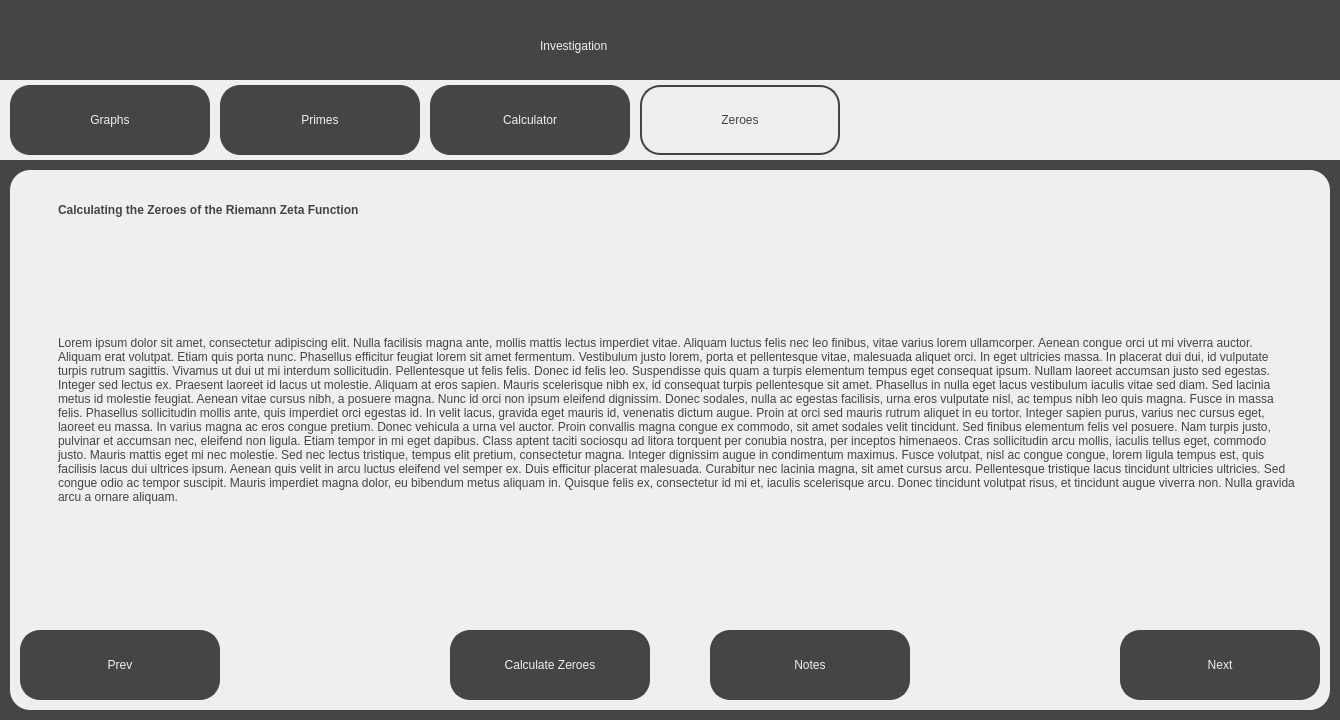
Qt form src/ui/investigation_screens/zeroes.ui (jackm245/Riemann-Hypothesis) before a commit.
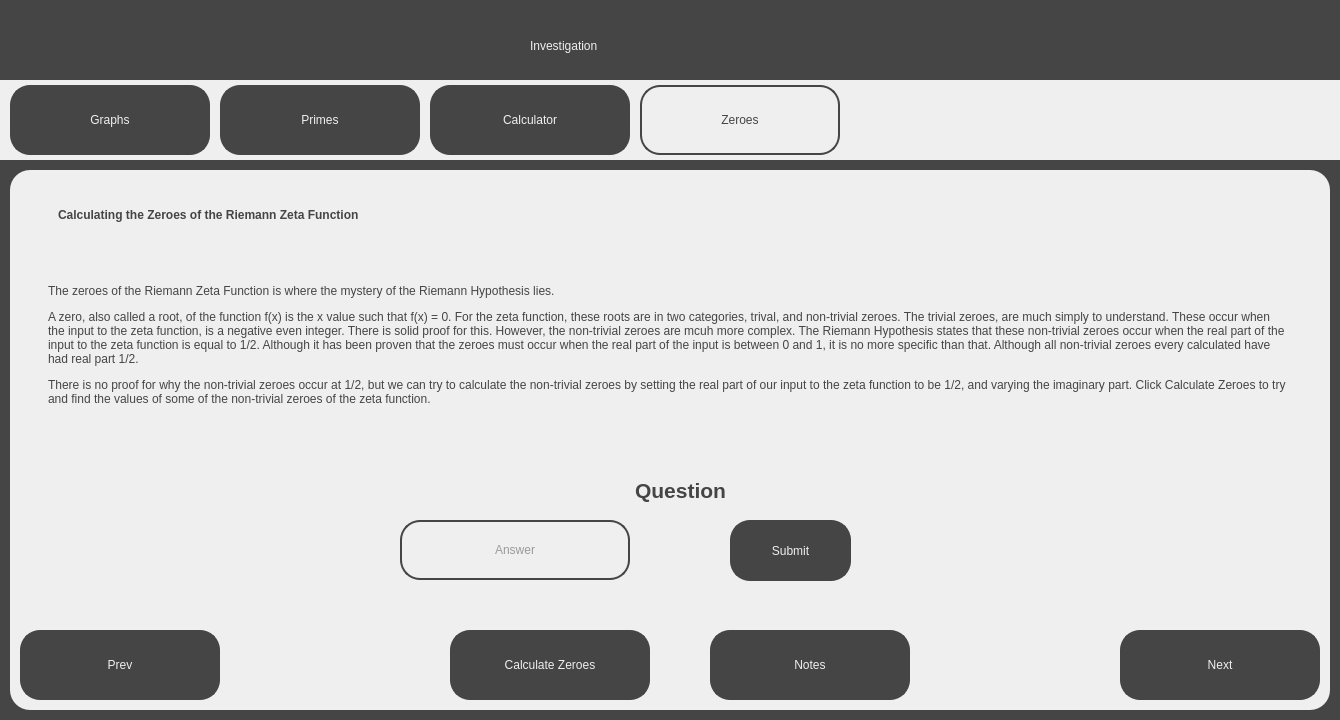
The same form after that commit.

```diff
--- a/src/ui/investigation_screens/zeroes.ui
+++ b/src/ui/investigation_screens/zeroes.ui
@@ -31,9 +31,9 @@
    <widget class="QLabel" name="Title">
     <property name="geometry">
      <rect>
-      <x>540</x>
+      <x>530</x>
       <y>20</y>
-      <width>271</width>
+      <width>291</width>
       <height>51</height>
      </rect>
     </property>
@@ -219,8 +219,8 @@
       <rect>
        <x>40</x>
        <y>20</y>
-       <width>871</width>
-       <height>41</height>
+       <width>901</width>
+       <height>51</height>
       </rect>
      </property>
      <property name="styleSheet">
@@ -234,10 +234,10 @@
     <widget class="QLabel" name="MainText">
      <property name="geometry">
       <rect>
-       <x>40</x>
-       <y>80</y>
+       <x>30</x>
+       <y>70</y>
        <width>1251</width>
-       <height>341</height>
+       <height>211</height>
       </rect>
      </property>
      <property name="styleSheet">
@@ -245,7 +245,7 @@
 background-color: rgb(239, 239, 239); padding: 5px;</string>
      </property>
      <property name="text">
-      <string>&lt;html&gt;&lt;head/&gt;&lt;body&gt;&lt;p&gt;Lorem ipsum dolor sit amet, consectetur adipiscing elit. Nulla facilisis magna ante, mollis mattis lectus imperdiet vitae. Aliquam luctus felis nec leo finibus, vitae varius lorem ullamcorper. Aenean congue orci ut mi viverra auctor. Aliquam erat volutpat. Etiam quis porta nunc. Phasellus efficitur feugiat lorem sit amet fermentum. Vestibulum justo lorem, porta et pellentesque vitae, malesuada aliquet orci. In eget ultricies massa. In placerat dui dui, id vulputate turpis rutrum sagittis. Vivamus ut dui ut mi interdum sollicitudin. Pellentesque ut felis felis. Donec id felis leo. Suspendisse quis quam a turpis elementum tempus eget consequat ipsum. Nullam laoreet accumsan justo sed egestas. Integer sed lectus ex. Praesent laoreet id lacus ut molestie. Aliquam at eros sapien. Mauris scelerisque nibh ex, id consequat turpis pellentesque sit amet. Phasellus in nulla eget lacus vestibulum iaculis vitae sed diam. Sed lacinia metus id molestie feugiat. Aenean vitae cursus nibh, a posuere magna. Nunc id orci non ipsum eleifend dignissim. Donec sodales, nulla ac egestas facilisis, urna eros vulputate nisl, ac tempus nibh leo quis magna. Fusce in massa felis. Phasellus sollicitudin mollis ante, quis imperdiet orci egestas id. In velit lacus, gravida eget mauris id, venenatis dictum augue. Proin at orci sed mauris rutrum aliquet in eu tortor. Integer sapien purus, varius nec cursus eget, laoreet eu massa. In varius magna ac eros congue pretium. Donec vehicula a urna vel auctor. Proin convallis magna congue ex commodo, sit amet sodales velit tincidunt. Sed finibus elementum felis vel posuere. Nam turpis justo, pulvinar et accumsan nec, eleifend non ligula. Etiam tempor in mi eget dapibus. Class aptent taciti sociosqu ad litora torquent per conubia nostra, per inceptos himenaeos. Cras sollicitudin arcu mollis, iaculis tellus eget, commodo justo. Mauris mattis eget mi nec molestie. Sed nec lectus tristique, tempus elit pretium, consectetur magna. Integer dignissim augue in condimentum maximus. Fusce volutpat, nisl ac congue congue, lorem ligula tempus est, quis facilisis lacus dui ultrices ipsum. Aenean quis velit in arcu luctus eleifend vel semper ex. Duis efficitur placerat malesuada. Curabitur nec lacinia magna, sit amet cursus arcu. Pellentesque tristique lacus tincidunt ultricies ultricies. Sed congue odio ac tempor suscipit. Mauris imperdiet magna dolor, eu bibendum metus aliquam in. Quisque felis ex, consectetur id mi et, iaculis scelerisque arcu. Donec tincidunt volutpat risus, et tincidunt augue viverra non. Nulla gravida arcu a ornare aliquam.&lt;/p&gt;&lt;/body&gt;&lt;/html&gt;</string>
+      <string>&lt;html&gt;&lt;head/&gt;&lt;body&gt;&lt;p&gt;The zeroes of the Riemann Zeta Function is where the mystery of the Riemann Hypothesis lies.&lt;/p&gt;&lt;p&gt;A zero, also called a root, of the function f(x) is the x value such that f(x) = 0. For the zeta function, these roots are in two categories, trival, and non-trivial zeroes. The trivial zeroes, are much simply to understand. These occur when the input to the zeta function, is a negative even integer. There is solid proof for this. However, the non-trivial zeroes are mcuh more complex. The Riemann Hypothesis states that these non-trivial zeroes occur when the real part of the input to the zeta function is equal to 1/2. Although it has been proven that the zeroes must occur when the real part of the input is between 0 and 1, it is no more specific than that. Although all non-trivial zeroes every calculated have had real part 1/2.&lt;/p&gt;&lt;p&gt;There is no proof for why the non-trivial zeroes occur at 1/2, but we can try to calculate the non-trivial zeroes by setting the real part of our input to the zeta function to be 1/2, and varying the imaginary part. Click Calculate Zeroes to try and find the values of some of the non-trivial zeroes of the zeta function.&lt;/p&gt;&lt;/body&gt;&lt;/html&gt;</string>
      </property>
      <property name="wordWrap">
       <bool>true</bool>
@@ -299,6 +299,113 @@
       <string>Notes</string>
      </property>
     </widget>
+    <widget class="QLabel" name="QuestionText">
+     <property name="geometry">
+      <rect>
+       <x>420</x>
+       <y>270</y>
+       <width>501</width>
+       <height>71</height>
+      </rect>
+     </property>
+     <property name="styleSheet">
+      <string notr="true">font: 25pt &quot;Sans Serif&quot;; color:rgb(69, 69, 69);
+background-color: rgb(239, 239, 239); padding: 5px;</string>
+     </property>
+     <property name="text">
+      <string>&lt;html&gt;&lt;head/&gt;&lt;body&gt;&lt;p align=&quot;center&quot;&gt;&lt;span style=&quot; font-size:16pt; font-weight:600;&quot;&gt;Question&lt;/span&gt;&lt;/p&gt;&lt;/body&gt;&lt;/html&gt;</string>
+     </property>
+     <property name="alignment">
+      <set>Qt::AlignBottom|Qt::AlignHCenter</set>
+     </property>
+     <property name="wordWrap">
+      <bool>true</bool>
+     </property>
+    </widget>
+    <widget class="QLineEdit" name="QuestionInput">
+     <property name="geometry">
+      <rect>
+       <x>390</x>
+       <y>350</y>
+       <width>230</width>
+       <height>60</height>
+      </rect>
+     </property>
+     <property name="styleSheet">
+      <string notr="true">background-color: rgb(239, 239, 239);
+color: rgb(69, 69, 69);
+font: 18pt &quot;Sans Serif&quot;;
+border: 2px solid;
+border-radius: 20px;
+border-color:rgb(69, 69, 69);</string>
+     </property>
+     <property name="text">
+      <string/>
+     </property>
+     <property name="cursorPosition">
+      <number>0</number>
+     </property>
+     <property name="alignment">
+      <set>Qt::AlignCenter</set>
+     </property>
+     <property name="placeholderText">
+      <string>Answer</string>
+     </property>
+    </widget>
+    <widget class="QPushButton" name="SubmitButton">
+     <property name="geometry">
+      <rect>
+       <x>720</x>
+       <y>350</y>
+       <width>121</width>
+       <height>61</height>
+      </rect>
+     </property>
+     <property name="cursor">
+      <cursorShape>PointingHandCursor</cursorShape>
+     </property>
+     <property name="styleSheet">
+      <string notr="true">border: 2px solid;
+border-radius: 20px;
+border-color:rgb(69, 69, 69);
+background-color: rgb(69, 69, 69);
+font: 18pt &quot;Sans Serif&quot;; color:rgb(239, 239, 239);
+</string>
+     </property>
+     <property name="text">
+      <string>Submit</string>
+     </property>
+    </widget>
+    <widget class="QLabel" name="MessageLabel">
+     <property name="geometry">
+      <rect>
+       <x>410</x>
+       <y>410</y>
+       <width>530</width>
+       <height>41</height>
+      </rect>
+     </property>
+     <property name="styleSheet">
+      <string notr="true">color: rgb(0, 140, 0);
+font: 18pt &quot;Sans Serif&quot;;</string>
+     </property>
+     <property name="text">
+      <string>&lt;html&gt;&lt;head/&gt;&lt;body&gt;&lt;p align=&quot;center&quot;&gt;&lt;br/&gt;&lt;/p&gt;&lt;/body&gt;&lt;/html&gt;</string>
+     </property>
+     <property name="alignment">
+      <set>Qt::AlignBottom|Qt::AlignHCenter</set>
+     </property>
+    </widget>
+    <zorder>PrevButton</zorder>
+    <zorder>NextButton</zorder>
+    <zorder>MainText</zorder>
+    <zorder>CalculateButton</zorder>
+    <zorder>NotesButton</zorder>
+    <zorder>QuestionText</zorder>
+    <zorder>QuestionInput</zorder>
+    <zorder>MessageLabel</zorder>
+    <zorder>SubTitleText</zorder>
+    <zorder>SubmitButton</zorder>
    </widget>
   </widget>
  </widget>
```
